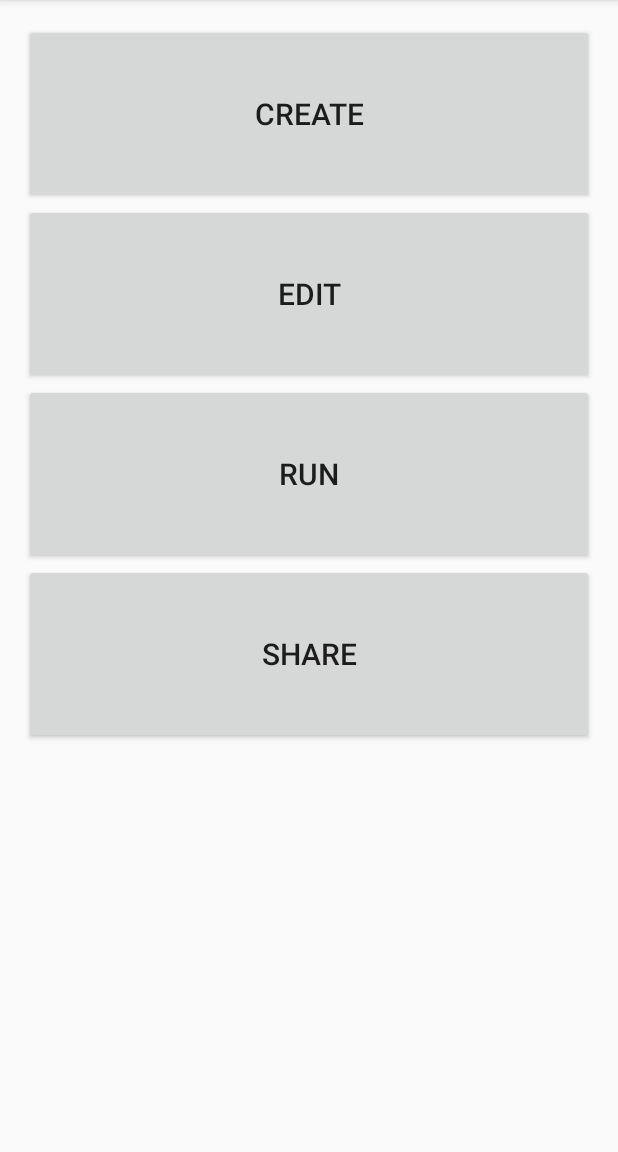
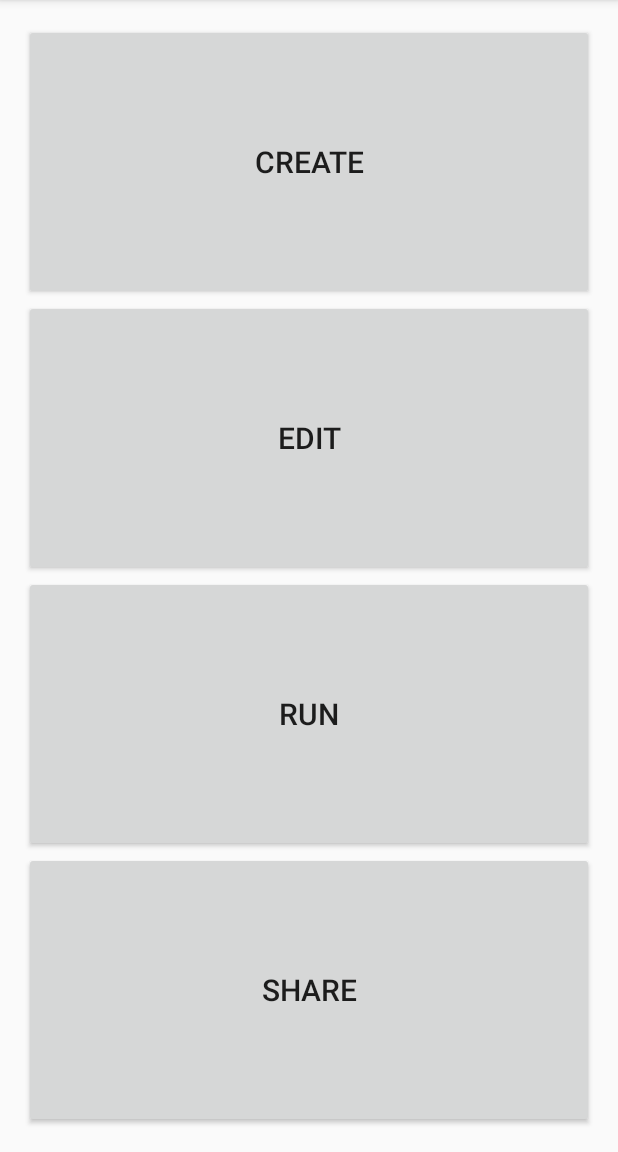
Before and after one commit to grellyd/DeadDrop, an Android app: the screen it shows after launch (MenuActivity), on a phone screen of 412 x 824 dp, the part 84-1236 px from its top. Run offline under Robolectric (Android 15) with nearby library versions, the phone set to English and light mode, and no system bars.

Commit message:
Dynamically set button size for menu activity

```diff
--- a/app/src/main/res/layout/activity_menu.xml
+++ b/app/src/main/res/layout/activity_menu.xml
@@ -1,45 +1,52 @@
-<RelativeLayout xmlns:android="http://schemas.android.com/apk/res/android"
+<LinearLayout xmlns:android="http://schemas.android.com/apk/res/android"
     xmlns:tools="http://schemas.android.com/tools" android:layout_width="match_parent"
     android:layout_height="match_parent" android:paddingLeft="@dimen/activity_horizontal_margin"
     android:paddingRight="@dimen/activity_horizontal_margin"
     android:paddingTop="@dimen/activity_vertical_margin"
-    android:paddingBottom="@dimen/activity_vertical_margin" tools:context=".MenuActivity">
+    android:paddingBottom="@dimen/activity_vertical_margin" tools:context=".MenuActivity"
+    android:orientation="vertical">
+
+    <!-- TODO: Make textsize dynamic -->
 
       <Button
           android:id="@+id/menu_activity_create_button"
           android:layout_width="fill_parent"
-          android:layout_height="@dimen/menu_activity_button_height"
+          android:layout_height="0dp"
           android:textAlignment="center"
           android:textSize="@dimen/menu_activity_button_text_size"
           android:text="@string/menu_activity_create_button"
+          android:layout_weight="1"
           />
 
     <Button
         android:id="@+id/menu_activity_edit_button"
         android:layout_width="fill_parent"
-        android:layout_height="@dimen/menu_activity_button_height"
+        android:layout_height="0dp"
         android:layout_below="@+id/menu_activity_create_button"
         android:textAlignment="center"
         android:textSize="@dimen/menu_activity_button_text_size"
-        android:text="@string/menu_activity_edit_button"/>
+        android:text="@string/menu_activity_edit_button"
+        android:layout_weight="1"/>
     <Button
         android:id="@+id/menu_activity_run_button"
         android:layout_width="fill_parent"
-        android:layout_height="@dimen/menu_activity_button_height"
+        android:layout_height="0dp"
         android:layout_below="@+id/menu_activity_edit_button"
         android:textAlignment="center"
         android:textSize="@dimen/menu_activity_button_text_size"
-        android:text="@string/menu_activity_run_button"/>
+        android:text="@string/menu_activity_run_button"
+        android:layout_weight="1"/>
 
     <Button
         android:id="@+id/menu_activity_share_button"
         android:layout_width="fill_parent"
-        android:layout_height="@dimen/menu_activity_button_height"
+        android:layout_height="0dp"
         android:layout_below="@+id/menu_activity_run_button"
         android:textAlignment="center"
         android:textSize="@dimen/menu_activity_button_text_size"
-        android:text="@string/menu_activity_share_button"/>
+        android:text="@string/menu_activity_share_button"
+        android:layout_weight="1"/>
 
 
 
-</RelativeLayout>
+</LinearLayout>
```
